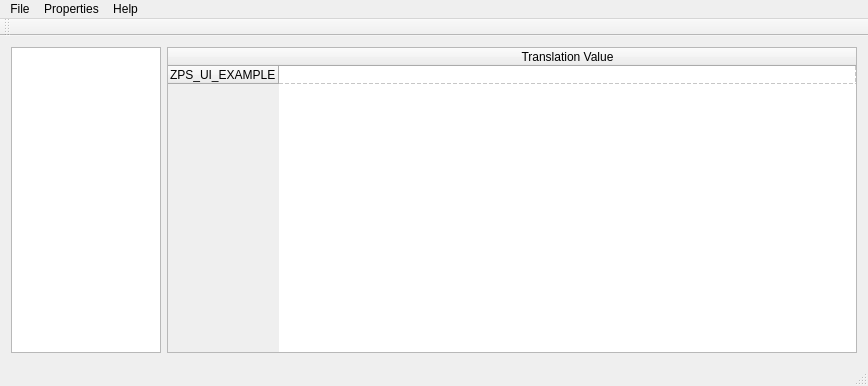
Monochrome-Inc/translator_app, file translator.ui: the form before one commit.
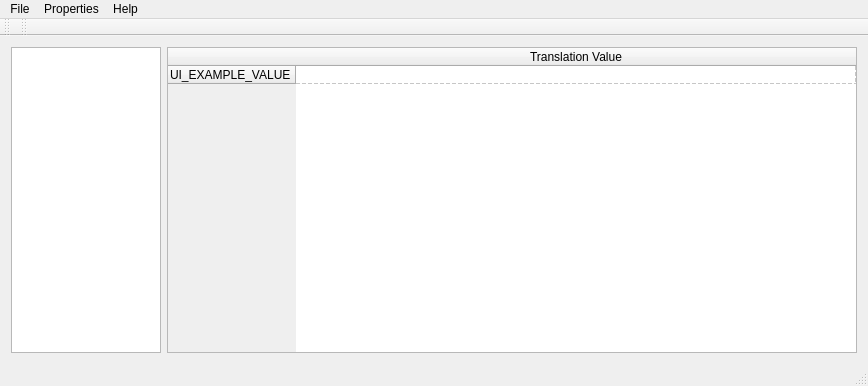
The form after the commit. Icons and pictures are not drawn.

Commit message: Added KeyValue translation import

```diff
--- a/translator.ui
+++ b/translator.ui
@@ -2005,7 +2005,7 @@
       </attribute>
       <row>
        <property name="text">
-        <string>ZPS_UI_EXAMPLE</string>
+        <string>UI_EXAMPLE_VALUE</string>
        </property>
       </row>
       <column>
@@ -2091,6 +2091,17 @@
     <bool>false</bool>
    </attribute>
   </widget>
+  <widget class="QToolBar" name="toolBar_2">
+   <property name="windowTitle">
+    <string>toolBar_2</string>
+   </property>
+   <attribute name="toolBarArea">
+    <enum>TopToolBarArea</enum>
+   </attribute>
+   <attribute name="toolBarBreak">
+    <bool>false</bool>
+   </attribute>
+  </widget>
   <action name="actionAboutQT">
    <property name="text">
     <string>About QT</string>
```
Left out of the diff: 67 changed lines with no effect on the pictures. The commit also changes 22 other files.
